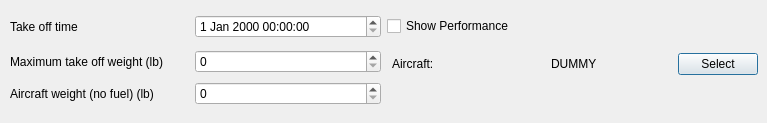
Before: the Qt Designer form mslib/msui/ui/ui_performance_dockwidget.ui in Open-MSS/MSS, drawn with Qt 5.
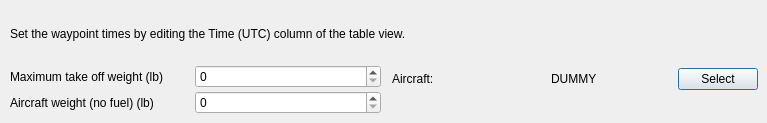
After: the same form once the commit is applied.

Commit message: Edit waypoint times in the table view, one change signal per change

```diff
--- a/mslib/msui/ui/ui_performance_dockwidget.ui
+++ b/mslib/msui/ui/ui_performance_dockwidget.ui
@@ -93,22 +93,18 @@
      </item>
     </layout>
    </item>
-   <item row="0" column="0">
-    <layout class="QHBoxLayout" name="horizontalLayout_3">
-     <item>
+   <item row="0" column="0" colspan="2">
       <widget class="QLabel" name="label_3">
        <property name="text">
-        <string>Take off time</string>
+      <string>Set the waypoint times by editing the Time (UTC) column of the table view.</string>
+     </property>
+     <property name="wordWrap">
+      <bool>true</bool>
        </property>
        <property name="indent">
         <number>1</number>
        </property>
       </widget>
-     </item>
-     <item>
-      <widget class="QDateTimeEdit" name="dteTakeoffTime"/>
-     </item>
-    </layout>
    </item>
    <item row="1" column="0">
     <layout class="QHBoxLayout" name="horizontalLayout_5">
@@ -140,23 +136,6 @@
      </item>
     </layout>
    </item>
-   <item row="0" column="1">
-    <layout class="QHBoxLayout" name="horizontalLayout">
-     <item>
-      <widget class="QCheckBox" name="cbShowPerformance">
-       <property name="layoutDirection">
-        <enum>Qt::LeftToRight</enum>
-       </property>
-       <property name="text">
-        <string>Show Performance</string>
-       </property>
-       <property name="tristate">
-        <bool>false</bool>
-       </property>
-      </widget>
-     </item>
-    </layout>
-   </item>
   </layout>
  </widget>
  <resources/>
```
Left out of the diff: 6 changed lines with no effect on the pictures. Lines whose indentation alone changed are shown as unchanged. The commit also changes 17 other files.
